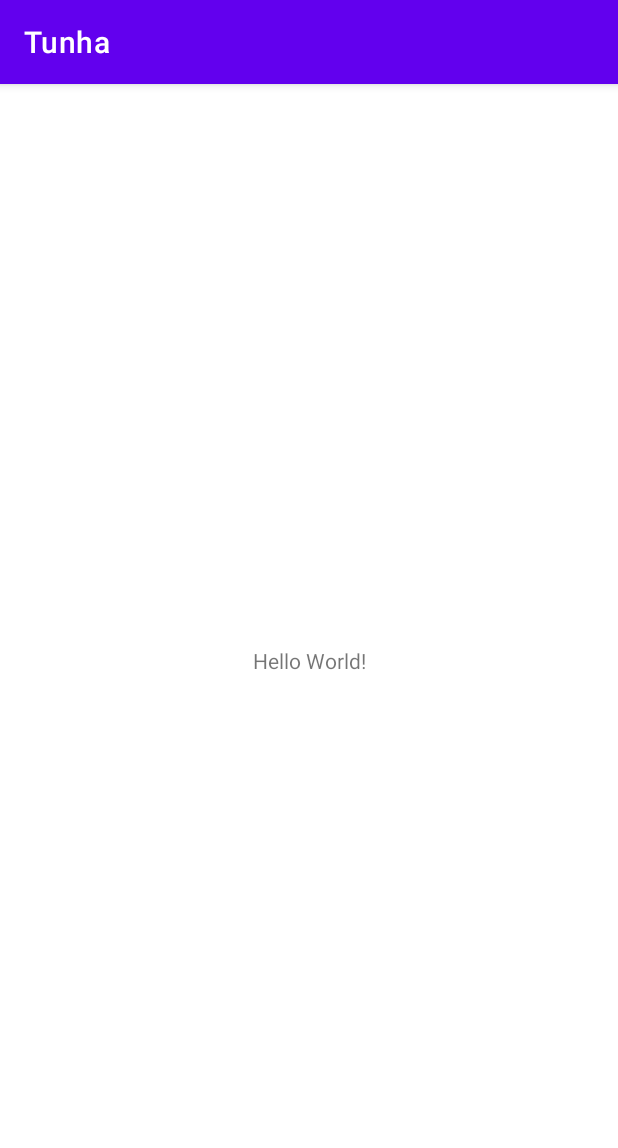
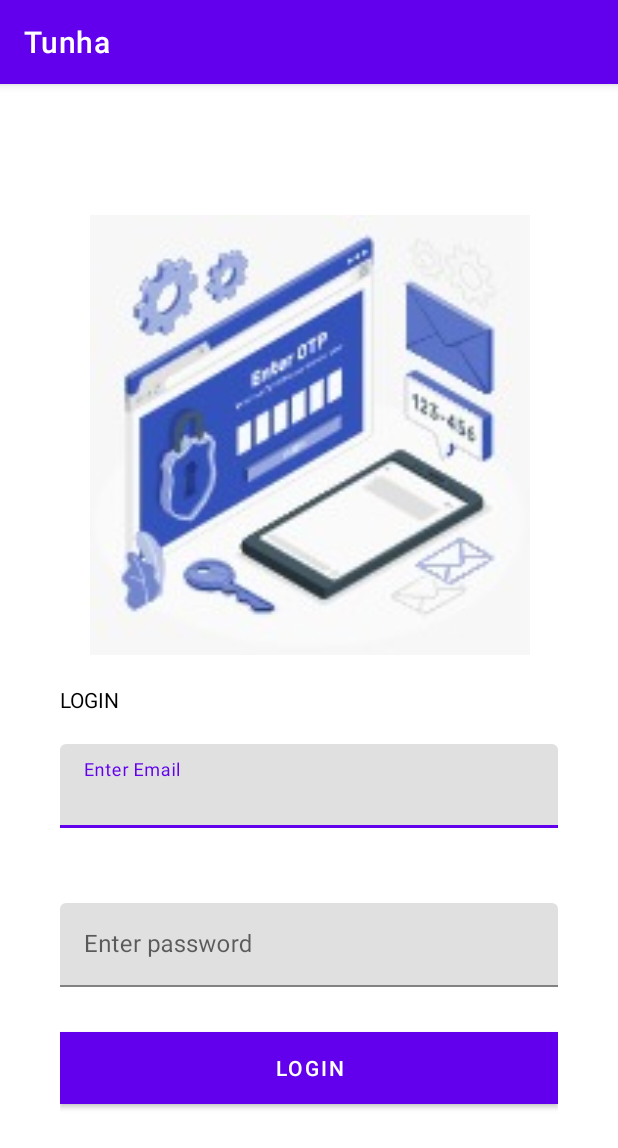
Before and after one commit to pegienpatrick/Tunha, an Android app: the screen it shows after launch (MainActivity), on a phone screen of 412 x 824 dp. Shown: the top 1148 px of the screen. Run offline under Robolectric (Android 15) with nearby library versions, the phone set to English and light mode, and no system bars.

Commit message:
commits on Wed Mar  8 06:23:32 PM EAT 2023

```diff
--- a/app/src/main/res/layout/activity_main.xml
+++ b/app/src/main/res/layout/activity_main.xml
@@ -1,18 +1,77 @@
-<?xml version="1.0" encoding="utf-8"?>
-<androidx.constraintlayout.widget.ConstraintLayout xmlns:android="http://schemas.android.com/apk/res/android"
-    xmlns:app="http://schemas.android.com/apk/res-auto"
-    xmlns:tools="http://schemas.android.com/tools"
+<LinearLayout xmlns:app="http://schemas.android.com/apk/res-auto"
     android:layout_width="match_parent"
     android:layout_height="match_parent"
-    tools:context=".MainActivity">
+    xmlns:android="http://schemas.android.com/apk/res/android"
+    android:gravity="center"
+    android:padding="40dp"
+    android:orientation="vertical"
+    >
 
+    <ImageView
+        android:id="@+id/imageView"
+        android:layout_width="354dp"
+        android:layout_height="293dp"
+        app:srcCompat="@mipmap/img" />
+
+    <Space
+        android:layout_width="match_parent"
+        android:layout_height="20dp" />
     <TextView
+        android:id="@+id/textView"
+        android:textColor="@color/black"
+        android:layout_width="match_parent"
+        android:layout_height="wrap_content"
+        android:text="LOGIN" />
+    <Space
+        android:layout_width="match_parent"
+        android:layout_height="20dp" />
+
+    <com.google.android.material.textfield.TextInputLayout
+        android:layout_width="match_parent"
+        android:layout_height="wrap_content"
+        android:hint="Enter Email"
+        >
+        <EditText
+            android:id="@+id/editTextTextEmailAddress"
+            android:layout_width="match_parent"
+            android:layout_height="wrap_content"
+            android:layout_weight="1"
+            android:ems="10"
+            android:inputType="textEmailAddress" />
+    </com.google.android.material.textfield.TextInputLayout>
+
+    <Space
         android:layout_width="wrap_content"
+        android:layout_height="50dp"
+         />
+
+    <com.google.android.material.textfield.TextInputLayout
+        android:layout_width="match_parent"
         android:layout_height="wrap_content"
-        android:text="Hello World!"
-        app:layout_constraintBottom_toBottomOf="parent"
-        app:layout_constraintEnd_toEndOf="parent"
-        app:layout_constraintStart_toStartOf="parent"
-        app:layout_constraintTop_toTopOf="parent" />
+        android:hint="Enter password"
+        >
+    <EditText
+        android:id="@+id/editTextTextPassword"
+        android:layout_width="match_parent"
+        android:layout_height="wrap_content"
+        android:layout_weight="1"
+        android:ems="10"
+        android:inputType="textPassword" />
 
-</androidx.constraintlayout.widget.ConstraintLayout>
+    </com.google.android.material.textfield.TextInputLayout>
+
+    <Space
+        android:layout_width="match_parent"
+        android:layout_height="30dp" />
+
+    <Button
+        android:layout_width="match_parent"
+        android:layout_height="wrap_content"
+        android:background="@color/purple_700"
+        android:text="LOGIN"
+        android:textColor="@color/white" />
+
+
+
+
+</LinearLayout>
```
Also changed, not shown: app/src/main/res/mipmap-hdpi/img.png (added).
